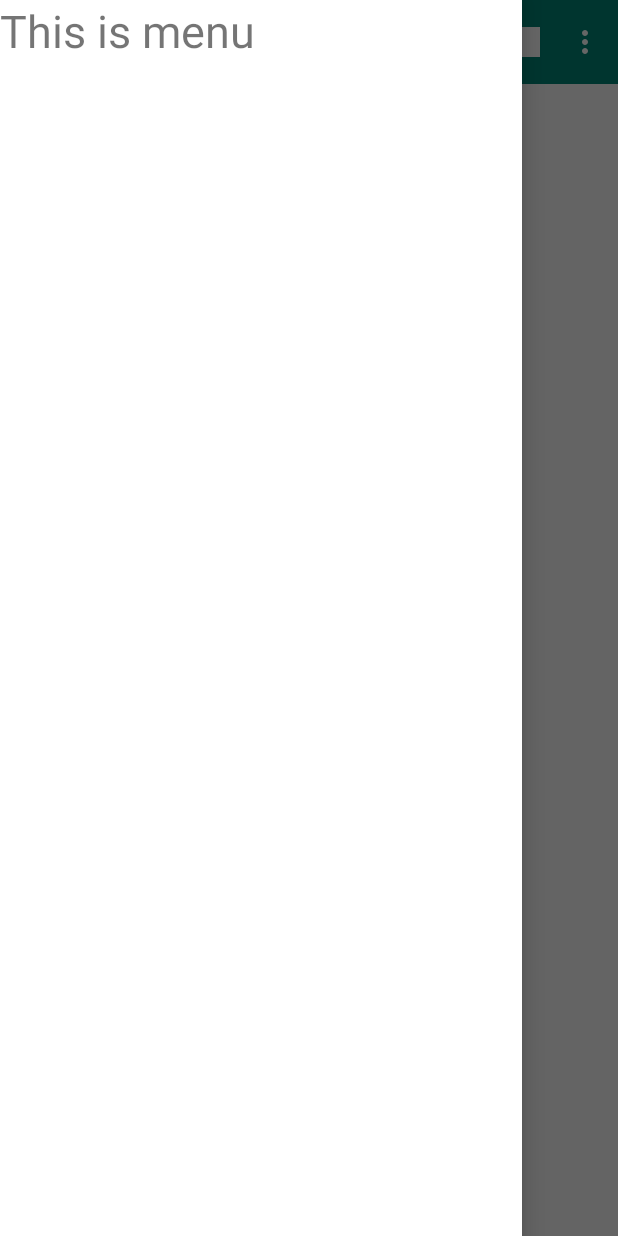
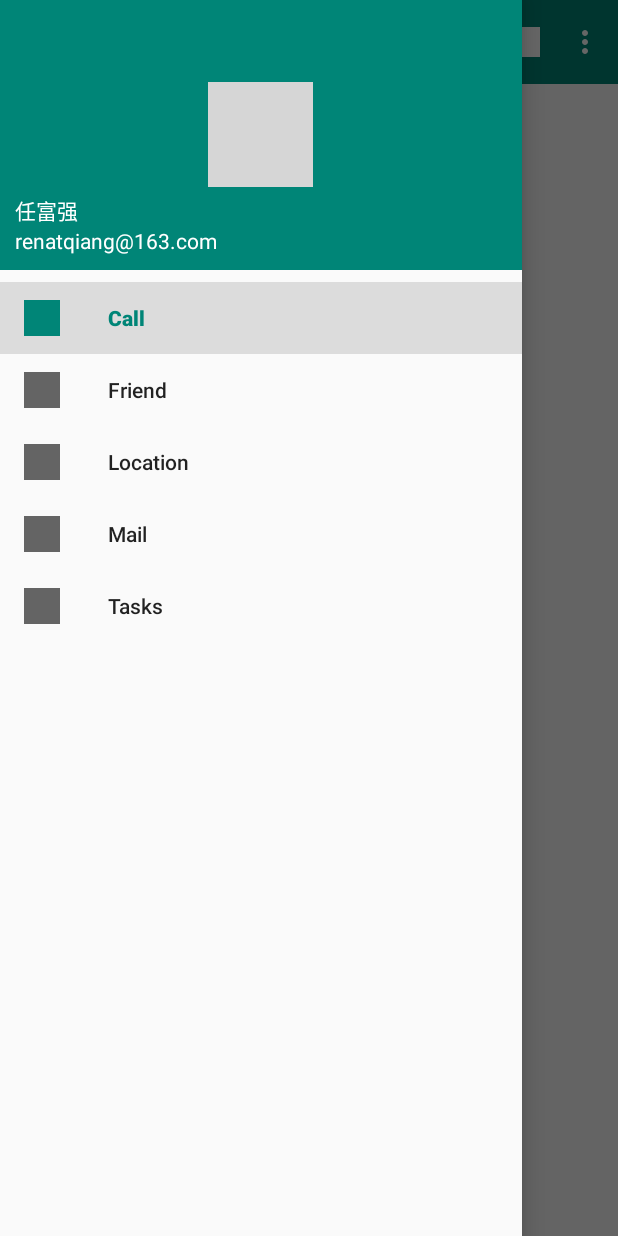
Before and after one commit to BigRFQ/MaterialDesignTest, an Android app: the screen it shows after launch (MainActivity), with the side drawer open, on a phone screen of 412 x 824 dp. Run offline under Robolectric (Android 15) with nearby library versions, the phone set to English and light mode, and no system bars; grey boxes are pictures that could not be loaded.

Commit message:
完成NavigationView功能，但是没有使用 CircleImageView控件 下一步悬浮按钮和可交互提示

```diff
--- a/app/build.gradle
+++ b/app/build.gradle
@@ -26,4 +26,5 @@ dependencies {
     testImplementation 'junit:junit:4.12'
     androidTestImplementation 'com.android.support.test:runner:1.0.2'
     androidTestImplementation 'com.android.support.test.espresso:espresso-core:3.0.2'
+    implementation 'com.android.support:design:28.0.0'
 }
--- a/app/src/main/java/com/example/materialdesigntest/MainActivity.java
+++ b/app/src/main/java/com/example/materialdesigntest/MainActivity.java
@@ -1,5 +1,7 @@
 package com.example.materialdesigntest;
 
+import android.support.annotation.NonNull;
+import android.support.design.widget.NavigationView;
 import android.support.v4.view.GravityCompat;
 import android.support.v4.widget.DrawerLayout;
 import android.support.v7.app.ActionBar;
@@ -20,11 +22,20 @@ public class MainActivity extends AppCompatActivity {
         Toolbar toolbar = findViewById(R.id.toolbar);
         setSupportActionBar(toolbar);
         mDrawerLayout = findViewById(R.id.drawer_layout);
+        NavigationView navView = findViewById(R.id.nav_view);
         ActionBar actionBar = getSupportActionBar();
         if (actionBar != null){
             actionBar.setDisplayHomeAsUpEnabled(true);
          //   actionBar.setHomeAsUpIndicator(R.drawable.four);
         }
+        navView.setCheckedItem(R.id.nav_call);
+        navView.setNavigationItemSelectedListener(new NavigationView.OnNavigationItemSelectedListener() {
+            @Override
+            public boolean onNavigationItemSelected(@NonNull MenuItem menuItem) {
+                mDrawerLayout.closeDrawers();
+                return true;
+            }
+        });
     }
 
     @Override
--- a/app/src/main/res/layout/activity_main.xml
+++ b/app/src/main/res/layout/activity_main.xml
@@ -16,12 +16,13 @@
         android:theme="@style/ThemeOverlay.AppCompat.Dark.ActionBar"
         app:popupTheme="@style/Theme.AppCompat.Light"/>
 </FrameLayout>
-    <TextView
+    <android.support.design.widget.NavigationView
+        android:id="@+id/nav_view"
         android:layout_width="match_parent"
         android:layout_height="match_parent"
         android:layout_gravity="start"
-        android:text="This is menu"
-        android:textSize="30sp"
-        android:background="#FFF"/>
+        app:menu="@menu/nav_menu"
+        app:headerLayout="@layout/nav_header"/>
+
 
 </android.support.v4.widget.DrawerLayout>
--- /dev/null
+++ b/app/src/main/res/layout/nav_header.xml
@@ -0,0 +1,32 @@
+<?xml version="1.0" encoding="utf-8"?>
+<RelativeLayout
+    xmlns:android="http://schemas.android.com/apk/res/android"
+    android:layout_width="match_parent"
+    android:layout_height="180dp"
+    android:padding="10dp"
+    android:background="?attr/colorPrimary">
+    <ImageView
+        android:layout_width="70dp"
+        android:layout_height="70dp"
+        android:id="@+id/icon_image"
+        android:src="@drawable/people2"
+        android:layout_centerInParent="true"
+        />
+    <TextView
+        android:layout_width="wrap_content"
+        android:layout_height="wrap_content"
+        android:id="@+id/mail"
+        android:layout_alignParentBottom="true"
+        android:text="renatqiang@163.com"
+        android:textColor="#fff"
+        android:textSize="14sp"/>
+    <TextView
+        android:layout_width="wrap_content"
+        android:layout_height="wrap_content"
+        android:id="@+id/username"
+        android:layout_above="@id/mail"
+        android:text="任富强"
+        android:textColor="#fff"
+        android:textSize="14sp"/>
+
+</RelativeLayout>
--- /dev/null
+++ b/app/src/main/res/menu/nav_menu.xml
@@ -0,0 +1,27 @@
+<?xml version="1.0" encoding="utf-8"?>
+<menu xmlns:android="http://schemas.android.com/apk/res/android">
+    <group android:checkableBehavior="single">
+        <item
+            android:id="@+id/nav_call"
+            android:icon="@drawable/one"
+            android:title="Call"/>
+        <item
+            android:id="@+id/nav_friends"
+            android:icon="@drawable/two"
+            android:title="Friend"/>
+        <item
+            android:id="@+id/nav_location"
+            android:icon="@drawable/three"
+            android:title="Location"/>
+        <item
+            android:id="@+id/nav_mail"
+            android:icon="@drawable/four"
+            android:title="Mail"/>
+        <item
+            android:id="@+id/nav_task"
+            android:icon="@drawable/five"
+            android:title="Tasks"/>
+
+    </group>
+
+</menu>
```
